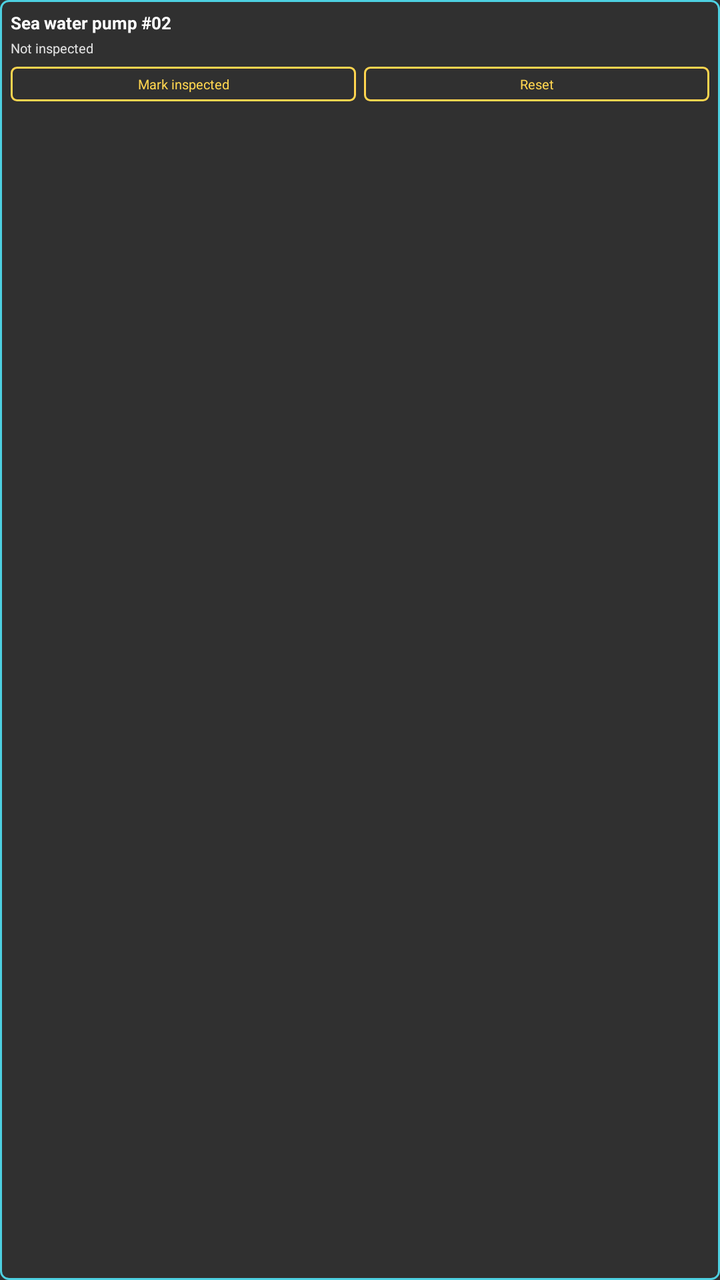
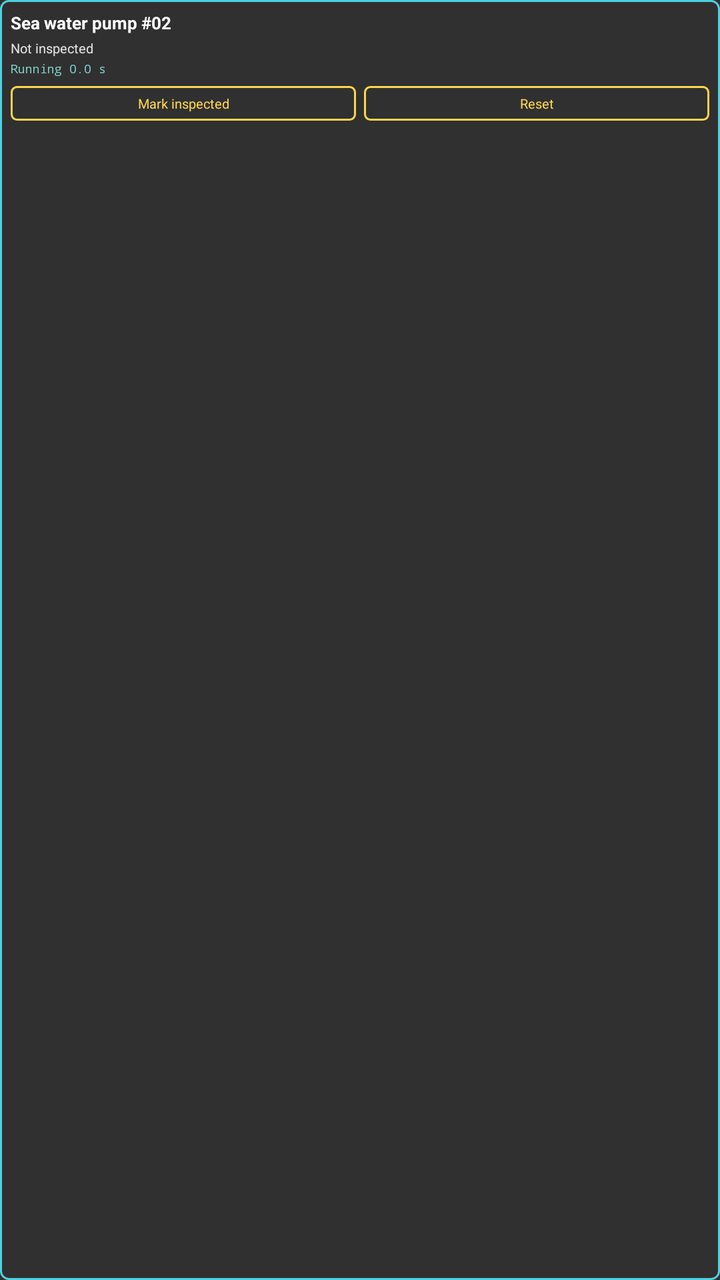

Two renders of the same Android screen: before a commit and after it. Below are the layout's source before the change and the commit's diff.
<!-- AndroidManifest.xml: application theme android:Theme.Material.NoActionBar.Fullscreen -->
<!-- res/layout/pointer_card.xml -->
<?xml version="1.0" encoding="utf-8"?>
<LinearLayout xmlns:android="http://schemas.android.com/apk/res/android"
    xmlns:tools="http://schemas.android.com/tools"
    android:layout_width="match_parent"
    android:layout_height="wrap_content"
    android:background="@drawable/card_frame"
    android:orientation="vertical"
    android:padding="16px"
    tools:ignore="PxUsage,HardcodedText">

    <TextView
        android:layout_width="match_parent"
        android:layout_height="wrap_content"
        android:text="Sea water pump #02"
        android:textColor="#FFFFFF"
        android:textSize="26px"
        android:textStyle="bold" />

    <TextView
        android:id="@+id/status"
        android:layout_width="match_parent"
        android:layout_height="wrap_content"
        android:layout_marginTop="6px"
        android:text="Not inspected"
        android:textColor="#E0E0E0"
        android:textSize="20px" />

    <LinearLayout
        android:layout_width="match_parent"
        android:layout_height="wrap_content"
        android:layout_marginTop="14px"
        android:orientation="horizontal">

        <TextView
            android:id="@+id/inspect"
            android:layout_width="0px"
            android:layout_height="wrap_content"
            android:layout_weight="1"
            android:layout_marginEnd="12px"
            android:background="@drawable/button_frame"
            android:clickable="true"
            android:focusable="true"
            android:gravity="center"
            android:padding="12px"
            android:text="Mark inspected"
            android:textColor="#FFD54F"
            android:textSize="20px" />

        <TextView
            android:id="@+id/reset"
            android:layout_width="0px"
            android:layout_height="wrap_content"
            android:layout_weight="1"
            android:background="@drawable/button_frame"
            android:clickable="true"
            android:focusable="true"
            android:gravity="center"
            android:padding="12px"
            android:text="Reset"
            android:textColor="#FFD54F"
            android:textSize="20px" />
    </LinearLayout>
</LinearLayout>
<!-- resources referenced by this layout -->
<resources>
  <!-- drawable button_frame (drawable) -->
  <?xml version="1.0" encoding="utf-8"?>
  <shape xmlns:android="http://schemas.android.com/apk/res/android" android:shape="rectangle">
      <solid android:color="#00000000" />
      <stroke android:width="3px" android:color="#FFD54F" />
      <corners android:radius="8px" />
  </shape>
  <!-- drawable card_frame (drawable) -->
  <?xml version="1.0" encoding="utf-8"?>
  <shape xmlns:android="http://schemas.android.com/apk/res/android" android:shape="rectangle">
      <solid android:color="#00000000" />
      <stroke android:width="3px" android:color="#4DD0E1" />
      <corners android:radius="12px" />
  </shape>
</resources>

<!-- the commit's change to res/layout/pointer_card.xml (unified diff, before → after) -->
@@ -24,6 +24,16 @@
         android:text="Not inspected"
         android:textColor="#E0E0E0"
         android:textSize="20px" />
+
+    <TextView
+        android:id="@+id/live"
+        android:layout_width="match_parent"
+        android:layout_height="wrap_content"
+        android:layout_marginTop="4px"
+        android:fontFamily="monospace"
+        android:text="Running 0.0 s"
+        android:textColor="#80CBC4"
+        android:textSize="18px" />
 
     <LinearLayout
         android:layout_width="match_parent"
